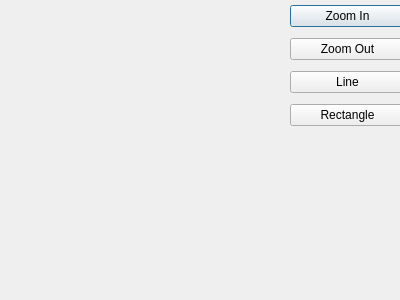
The window that canvasdialog.ui (xjay2007/helloworld-qt) describes before a commit, drawn with Qt 5.
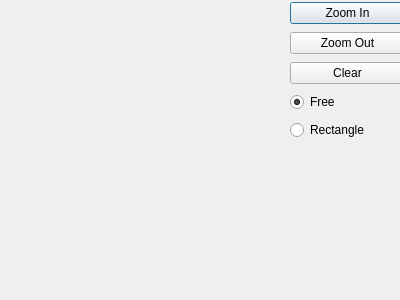
The same window after the commit.

The edit to the form file:
```diff
--- a/canvasdialog.ui
+++ b/canvasdialog.ui
@@ -19,7 +19,7 @@
      <x>290</x>
      <y>0</y>
      <width>115</width>
-     <height>134</height>
+     <height>143</height>
     </rect>
    </property>
    <layout class="QVBoxLayout" name="verticalLayout">
@@ -40,12 +40,22 @@
     <item>
      <widget class="QPushButton" name="pushButton_3">
       <property name="text">
-       <string>Line</string>
+       <string>Clear</string>
       </property>
      </widget>
     </item>
     <item>
-     <widget class="QPushButton" name="pushButton_4">
+     <widget class="QRadioButton" name="freeRadioButton">
+      <property name="text">
+       <string>Free</string>
+      </property>
+      <property name="checked">
+       <bool>true</bool>
+      </property>
+     </widget>
+    </item>
+    <item>
+     <widget class="QRadioButton" name="rectangleRadioButton">
       <property name="text">
        <string>Rectangle</string>
       </property>
```
Left out of the diff: 6 changed lines with no effect on the pictures.
